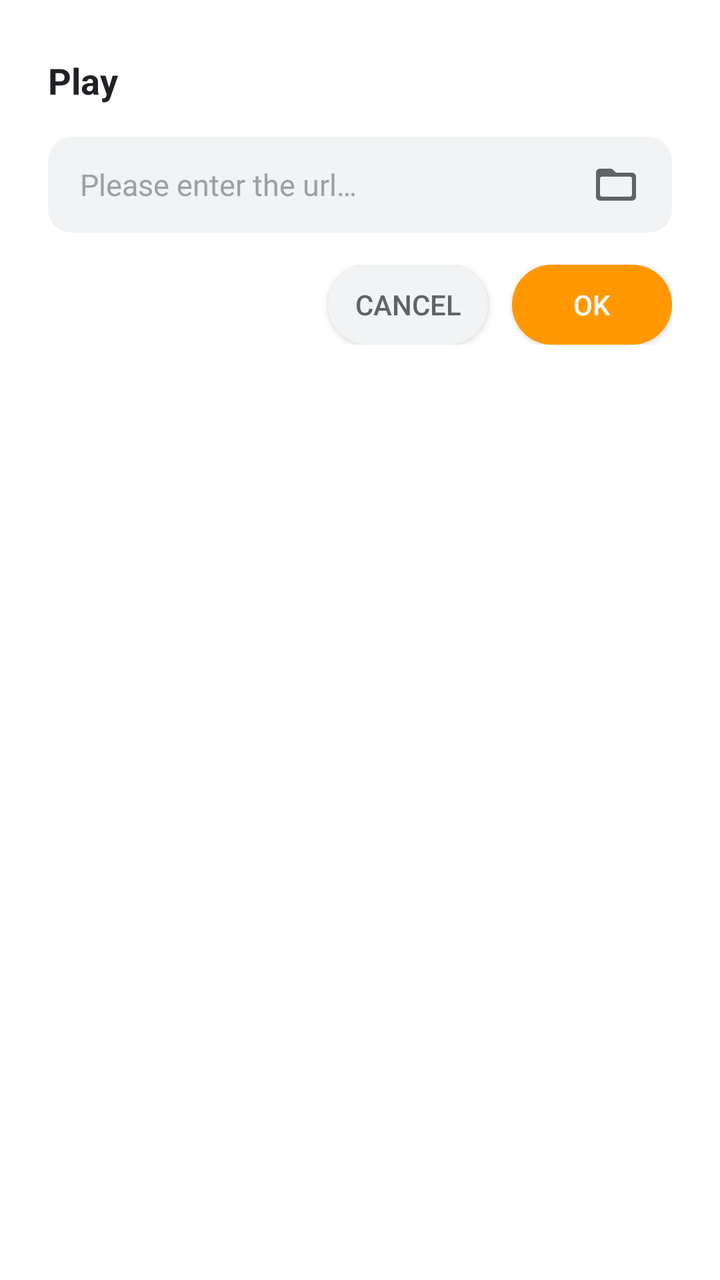
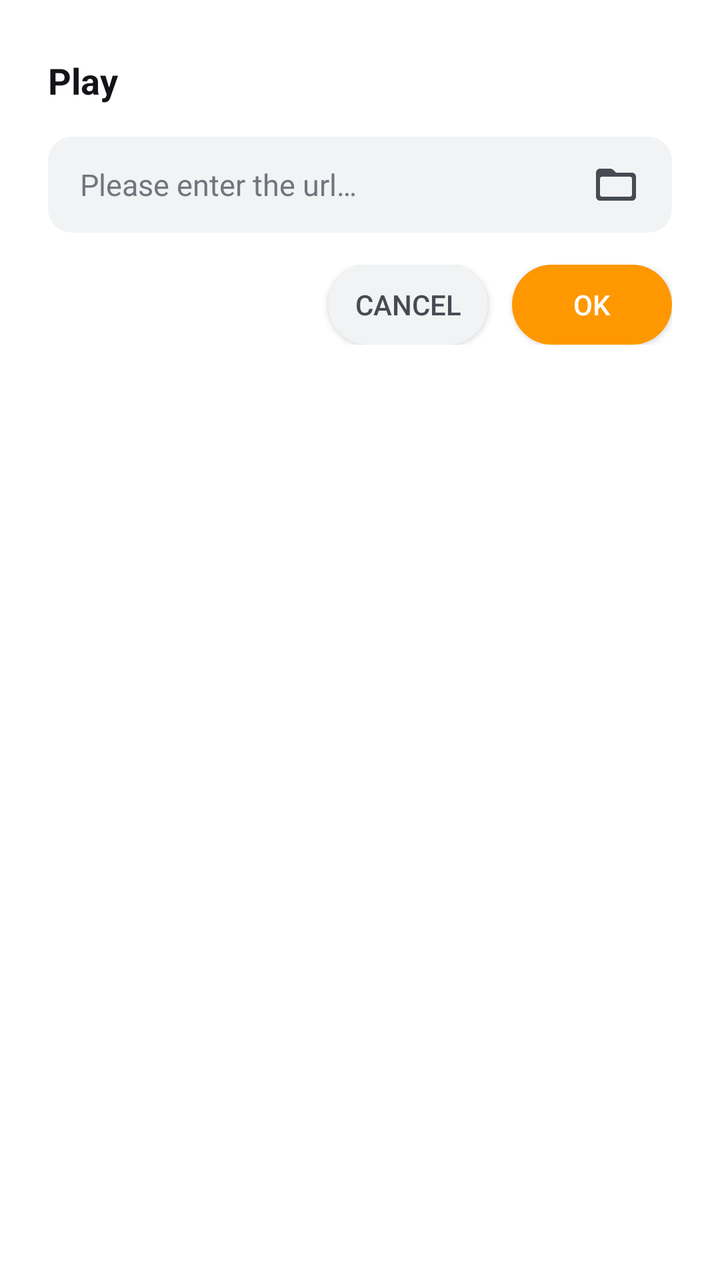

The first picture is an Android layout as it rendered before a commit; the second is the same layout after the commit. The layout source and the unified diff follow.
<!-- AndroidManifest.xml: another module's application theme Theme.App -->
<!-- res/layout/dialog_link.xml -->
<?xml version="1.0" encoding="utf-8"?>
<androidx.appcompat.widget.LinearLayoutCompat xmlns:android="http://schemas.android.com/apk/res/android"
    xmlns:app="http://schemas.android.com/apk/res-auto"
    android:layout_width="match_parent"
    android:layout_height="wrap_content"
    android:background="@drawable/xc_dialog_light"
    android:orientation="vertical"
    android:paddingStart="24dp"
    android:paddingTop="28dp"
    android:paddingEnd="24dp"
    android:paddingBottom="24dp">

    <androidx.appcompat.widget.AppCompatTextView
        android:layout_width="wrap_content"
        android:layout_height="wrap_content"
        android:layout_marginBottom="16dp"
        android:text="@string/play"
        android:textColor="#202124"
        android:textSize="18sp"
        android:textStyle="bold" />

    <androidx.appcompat.widget.LinearLayoutCompat
        android:layout_width="match_parent"
        android:layout_height="wrap_content"
        android:background="@drawable/xc_input_bg"
        android:gravity="center_vertical"
        android:orientation="horizontal"
        android:paddingStart="16dp"
        android:paddingEnd="8dp">

        <androidx.appcompat.widget.AppCompatEditText
            android:id="@+id/text"
            android:layout_width="0dp"
            android:layout_height="48dp"
            android:layout_weight="1"
            android:background="@null"
            android:hint="@string/dialog_config_url"
            android:imeOptions="actionDone"
            android:importantForAutofill="no"
            android:inputType="textUri"
            android:singleLine="true"
            android:textColor="#202124"
            android:textColorHint="#9AA0A6"
            android:textSize="15sp" />

        <androidx.appcompat.widget.AppCompatImageButton
            android:id="@+id/choose"
            android:layout_width="40dp"
            android:layout_height="40dp"
            android:background="?attr/selectableItemBackgroundBorderless"
            android:src="@drawable/ic_action_choose"
            app:tint="#5F6368" />

    </androidx.appcompat.widget.LinearLayoutCompat>

    <androidx.appcompat.widget.LinearLayoutCompat
        android:layout_width="match_parent"
        android:layout_height="wrap_content"
        android:layout_marginTop="16dp"
        android:gravity="end"
        android:orientation="horizontal">

        <androidx.appcompat.widget.AppCompatButton
            android:id="@+id/negative"
            android:layout_width="wrap_content"
            android:layout_height="40dp"
            android:background="@drawable/xc_btn_cancel"
            android:minWidth="80dp"
            android:text="@string/dialog_negative"
            android:textColor="#5F6368"
            android:textSize="14sp" />

        <androidx.appcompat.widget.AppCompatButton
            android:id="@+id/positive"
            android:layout_width="wrap_content"
            android:layout_height="40dp"
            android:layout_marginStart="12dp"
            android:background="@drawable/xc_capsule_orange"
            android:minWidth="80dp"
            android:text="@string/dialog_positive"
            android:textColor="#FFFFFF"
            android:textSize="14sp" />

    </androidx.appcompat.widget.LinearLayoutCompat>
</androidx.appcompat.widget.LinearLayoutCompat>
<!-- resources referenced by this layout -->
<resources>
  <!-- drawable ic_action_choose (drawable) -->
  <vector xmlns:android="http://schemas.android.com/apk/res/android"
      android:width="24dp"
      android:height="24dp"
      android:tint="?attr/colorControlNormal"
      android:viewportWidth="24"
      android:viewportHeight="24">
      <path
          android:fillColor="@android:color/white"
          android:pathData="M20,6h-8l-1.41,-1.41C10.21,4.21 9.7,4 9.17,4L4,4c-1.1,0 -1.99,0.9 -1.99,2L2,18c0,1.1 0.9,2 2,2h16c1.1,0 2,-0.9 2,-2L22,8c0,-1.1 -0.9,-2 -2,-2zM19,18L5,18c-0.55,0 -1,-0.45 -1,-1L4,9c0,-0.55 0.45,-1 1,-1h14c0.55,0 1,0.45 1,1v8c0,0.55 -0.45,1 -1,1z" />
  </vector>
  <!-- drawable xc_btn_cancel (drawable) -->
  <?xml version="1.0" encoding="utf-8"?>
  <shape xmlns:android="http://schemas.android.com/apk/res/android"
      android:shape="rectangle">
      <corners android:radius="20dp" />
      <solid android:color="#F1F3F4" />
  </shape>
  <!-- drawable xc_capsule_orange (drawable) -->
  <?xml version="1.0" encoding="utf-8"?>
  <shape xmlns:android="http://schemas.android.com/apk/res/android"
      android:shape="rectangle">
      <solid android:color="#FF9800" />
      <corners android:radius="24dp" />
  </shape>
  <!-- drawable xc_dialog_light (drawable) -->
  <?xml version="1.0" encoding="utf-8"?>
  <shape xmlns:android="http://schemas.android.com/apk/res/android"
      android:shape="rectangle">
      <solid android:color="#B3FFFFFF" />
      <corners android:radius="16dp" />
      <stroke android:width="1dp" android:color="#40FFFFFF" />
  </shape>
  <!-- drawable xc_input_bg (drawable) -->
  <?xml version="1.0" encoding="utf-8"?>
  <shape xmlns:android="http://schemas.android.com/apk/res/android"
      android:shape="rectangle">
      <corners android:radius="12dp" />
      <solid android:color="#F1F3F4" />
  </shape>
  <string name="dialog_config_url">Please enter the url…</string>
  <string name="dialog_negative">Cancel</string>
  <string name="dialog_positive">OK</string>
  <string name="play">Play</string>
  <style name="Theme.App" parent="Theme.XingChen">
          <item name="android:windowDisablePreview">true</item>
          <item name="android:windowSplashScreenBackground">#000000</item>
          <item name="android:windowBackground">#000000</item>
      </style>
  <style name="Theme.XingChen" parent="Theme.Material3.DayNight.NoActionBar">
          <item name="android:windowBackground">@android:color/transparent</item>
                <item name="android:colorBackground">@android:color/transparent</item>
          <item name="colorPrimary">#f0a400</item>
          <item name="colorPrimaryVariant">#c07f00</item>
          <item name="colorOnPrimary">@android:color/white</item>
      </style>
</resources>

<!-- the commit's change to res/layout/dialog_link.xml (unified diff, before → after) -->
@@ -15,7 +15,7 @@
         android:layout_height="wrap_content"
         android:layout_marginBottom="16dp"
         android:text="@string/play"
-        android:textColor="#202124"
+        android:textColor="#121417"
         android:textSize="18sp"
         android:textStyle="bold" />
 
@@ -39,8 +39,8 @@
             android:importantForAutofill="no"
             android:inputType="textUri"
             android:singleLine="true"
-            android:textColor="#202124"
-            android:textColorHint="#9AA0A6"
+            android:textColor="#121417"
+            android:textColorHint="#70767E"
             android:textSize="15sp" />
 
         <androidx.appcompat.widget.AppCompatImageButton
@@ -49,7 +49,7 @@
             android:layout_height="40dp"
             android:background="?attr/selectableItemBackgroundBorderless"
             android:src="@drawable/ic_action_choose"
-            app:tint="#5F6368" />
+            app:tint="#464B53" />
 
     </androidx.appcompat.widget.LinearLayoutCompat>
 
@@ -67,7 +67,7 @@
             android:background="@drawable/xc_btn_cancel"
             android:minWidth="80dp"
             android:text="@string/dialog_negative"
-            android:textColor="#5F6368"
+            android:textColor="#464B53"
             android:textSize="14sp" />
 
         <androidx.appcompat.widget.AppCompatButton
